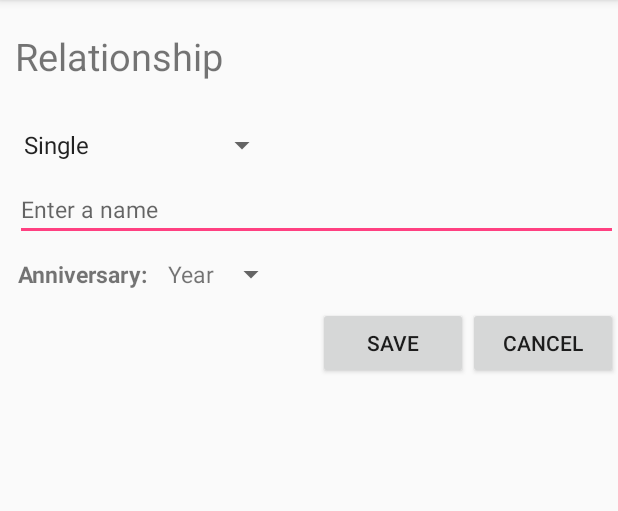
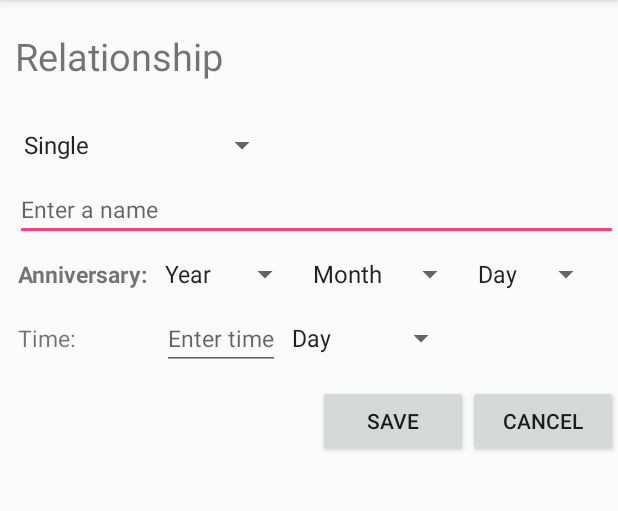
Before and after one commit to ngochung1243/halfoflove, an Android app: the screen it shows after launch (RelationshipActivity), on a phone screen of 412 x 824 dp, the part 84-595 px from its top. Run offline under Robolectric (Android 15) with nearby library versions, the phone set to English and light mode, and no system bars.

Commit message:
Update: Edit UI relationship

```diff
--- a/app/src/main/java/launamgoc/halfoflove/RelationshipActivity.java
+++ b/app/src/main/java/launamgoc/halfoflove/RelationshipActivity.java
@@ -9,36 +9,123 @@ import android.widget.Spinner;
 
 public class RelationshipActivity extends AppCompatActivity {
 
-    String arr[]={
+    String spnRelationship[]={
             "Single",
             "In a relationship",
             "Divorced"};
+
+    String spnTime[]={
+            "Day",
+            "Month",
+            "Year",
+            "Forever"
+    };
+
+    String spnYear[]={
+            "Year",
+            "2010",
+            "2011",
+            "2012",
+            "2013",
+            "2014",
+            "2015",
+            "2016"
+    };
+
+    String spnMonth[]={
+            "Month",
+            "01",
+            "02",
+            "03",
+            "04",
+            "05",
+            "06",
+            "07",
+            "08",
+            "09",
+            "10",
+            "11",
+            "12"
+    };
+
+    String spnDay[]={
+            "Day", "01", "02", "03", "04", "05", "06", "07", "08", "09", "10", "11", "12", "13", "14", "15",
+            "16", "17", "18", "19", "20", "21", "22", "23", "24", "25", "26", "27", "28", "29",
+            "30", "31"
+    };
     @Override
     protected void onCreate(Bundle savedInstanceState) {
         super.onCreate(savedInstanceState);
         setContentView(R.layout.activity_relationship);
-        Spinner spin=(Spinner) findViewById(R.id.spnRelatioship);
-
-        ArrayAdapter<String> adapter=new ArrayAdapter<String>
+        Spinner spinRelationship=(Spinner) findViewById(R.id.spnRelatioship);
+        Spinner spinTime =  (Spinner) findViewById(R.id.spnTime);
+        Spinner spinYear = (Spinner) findViewById(R.id.spnYear);
+        Spinner spinMonth = (Spinner) findViewById(R.id.spnMonth);
+        Spinner spinDay  = (Spinner) findViewById(R.id.spnDay);
+        ArrayAdapter<String> adapterRelationship=new ArrayAdapter<String>
                 (
                         this,
                         android.R.layout.simple_spinner_item,
-                        arr
+                        spnRelationship
                 );
-        adapter.setDropDownViewResource
+        adapterRelationship.setDropDownViewResource
                 (android.R.layout.simple_list_item_single_choice);
-        spin.setAdapter(adapter);
-        spin.setOnItemSelectedListener(new MyProcessEvent());
+        spinRelationship.setAdapter(adapterRelationship);
+        spinRelationship.setOnItemSelectedListener(new MyProcessEvent());
+
+        ArrayAdapter<String> adapterTime=new ArrayAdapter<String>
+                (
+                        this,
+                        android.R.layout.simple_spinner_item,
+                        spnTime
+                );
+        adapterTime.setDropDownViewResource
+                (android.R.layout.simple_list_item_single_choice);
+        spinTime.setAdapter(adapterTime);
+        spinTime.setOnItemSelectedListener(new MyProcessEvent());
+
+        ArrayAdapter<String> adapterYear=new ArrayAdapter<String>
+                (
+                        this,
+                        android.R.layout.simple_spinner_item,
+                        spnYear
+                );
+        adapterYear.setDropDownViewResource
+                (android.R.layout.simple_list_item_single_choice);
+        spinYear.setAdapter(adapterYear);
+        spinYear.setOnItemSelectedListener(new MyProcessEvent());
+
+        ArrayAdapter<String> adapterMonth=new ArrayAdapter<String>
+                (
+                        this,
+                        android.R.layout.simple_spinner_item,
+                        spnMonth
+                );
+        adapterMonth.setDropDownViewResource
+                (android.R.layout.simple_list_item_single_choice);
+        spinMonth.setAdapter(adapterMonth);
+        spinMonth.setOnItemSelectedListener(new MyProcessEvent());
+
+        ArrayAdapter<String> adapterDay=new ArrayAdapter<String>
+                (
+                        this,
+                        android.R.layout.simple_spinner_item,
+                        spnDay
+                );
+        adapterDay.setDropDownViewResource
+                (android.R.layout.simple_list_item_single_choice);
+        spinDay.setAdapter(adapterDay);
+        spinDay.setOnItemSelectedListener(new MyProcessEvent());
     }
 
     private class MyProcessEvent implements
             AdapterView.OnItemSelectedListener
     {
-        public void onItemSelected(AdapterView<?> arg0,
-                                   View arg1,
-                                   int arg2,
-                                   long arg3) {
+        @Override
+        public void onItemSelected(AdapterView<?> adapterView, View view, int i, long l) {
+
         }
+
         public void onNothingSelected(AdapterView<?> arg0) {
         }
     }
--- a/app/src/main/res/layout/activity_relationship.xml
+++ b/app/src/main/res/layout/activity_relationship.xml
@@ -44,19 +44,56 @@
             android:layout_marginLeft="12dp"
             android:textStyle="bold"/>
 
-        <TextView
-            android:layout_marginLeft="10dp"
-            android:gravity="center"
-            android:layout_width="wrap_content"
-            android:layout_height="match_parent"
-            android:text="Year"
-            android:textSize="15dp"/>
 
         <Spinner
+            android:id="@+id/spnYear"
+            android:layout_width="wrap_content"
+            android:layout_height="match_parent">
+        </Spinner>
+
+        <Spinner
+            android:id="@+id/spnMonth"
+            android:layout_width="wrap_content"
+            android:layout_height="match_parent">
+        </Spinner>
+
+        <Spinner
+            android:id="@+id/spnDay"
             android:layout_width="wrap_content"
             android:layout_height="match_parent">
         </Spinner>
     </LinearLayout>
+
+    <LinearLayout
+        android:layout_width="match_parent"
+        android:layout_height="wrap_content"
+        android:layout_marginTop="10dp"
+        android:orientation="horizontal">
+
+        <TextView
+            android:layout_marginLeft="12dp"
+            android:layout_width="wrap_content"
+            android:layout_height="wrap_content"
+            android:textSize="15dp"
+            android:text="Time: "
+            />
+
+        <EditText
+            android:inputType="number"
+            android:layout_marginLeft="53dp"
+            android:layout_width="wrap_content"
+            android:layout_height="wrap_content"
+            android:hint="Enter time"
+            android:textSize="15dp"/>
+
+        <Spinner
+            android:id="@+id/spnTime"
+            android:layout_gravity="center"
+            android:layout_width="wrap_content"
+            android:layout_height="wrap_content">
+        </Spinner>
+    </LinearLayout>
+
 
     <LinearLayout
         android:layout_width="match_parent"
@@ -77,4 +114,5 @@
             android:text="Cancel"/>
     </LinearLayout>
 
+
 </LinearLayout>
```
